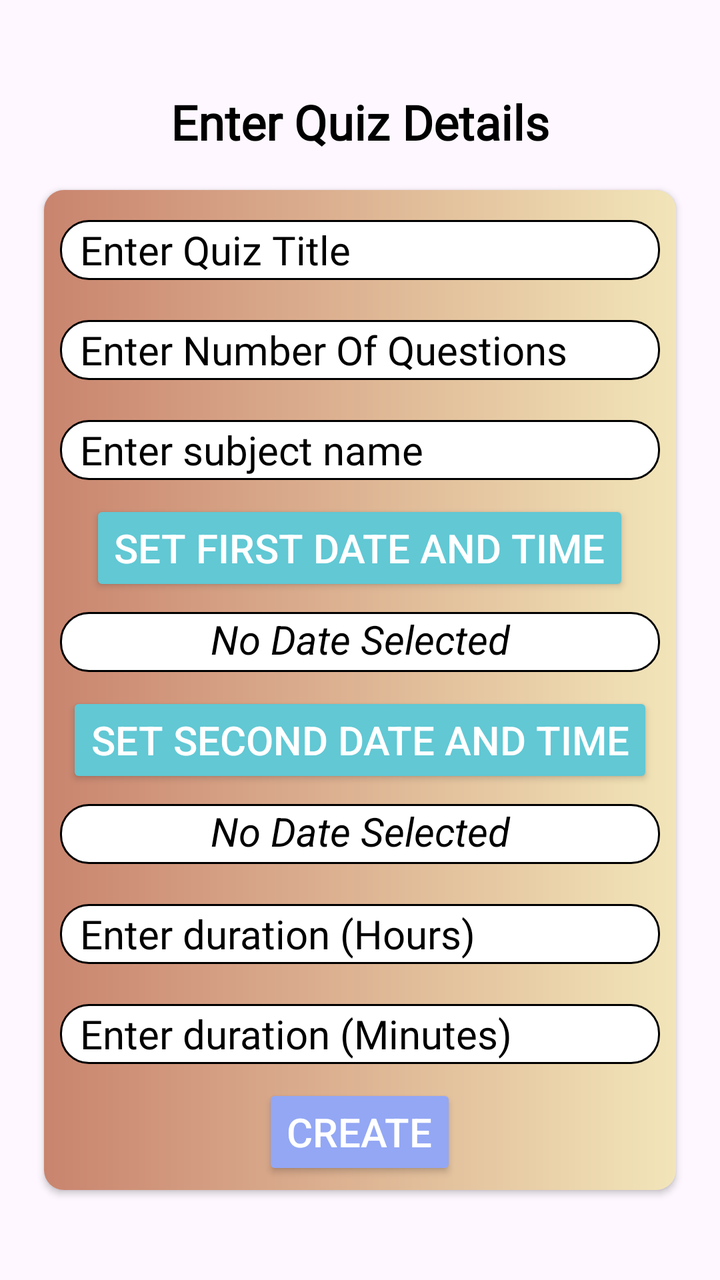
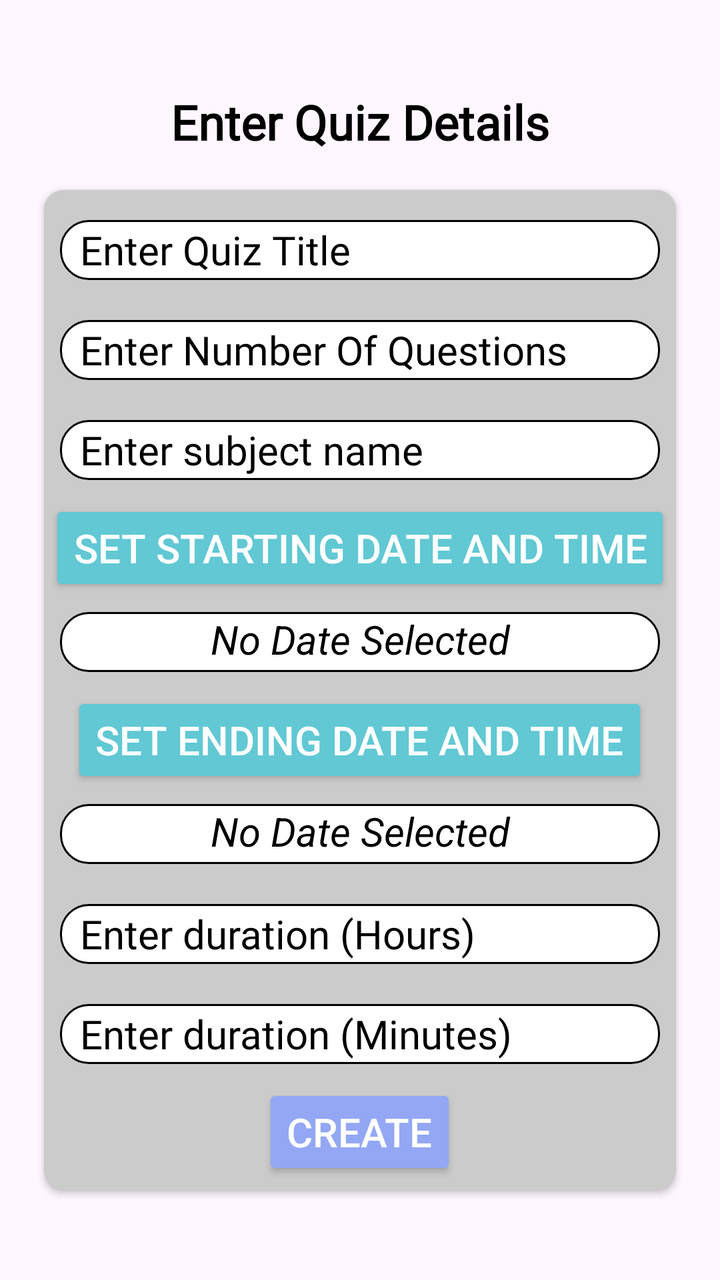

The first picture is an Android layout as it rendered before a commit; the second is the same layout after the commit. The layout source and the unified diff follow.
<!-- AndroidManifest.xml: application theme Theme.EduQuiz -->
<!-- res/layout/activity_create_quiz.xml -->
<?xml version="1.0" encoding="utf-8"?>
<LinearLayout xmlns:android="http://schemas.android.com/apk/res/android"
    xmlns:app="http://schemas.android.com/apk/res-auto"
    xmlns:tools="http://schemas.android.com/tools"
    android:orientation="vertical"
    android:layout_width="match_parent"
    android:layout_height="match_parent"
    android:gravity="center"
    tools:context=".teacheractivities.CreateQuizActivity">

    <TextView
        android:layout_width="wrap_content"
        android:layout_height="wrap_content"
        android:fontFamily="@font/adamina"
        android:text="Enter Quiz Details"
        android:textAlignment="center"
        android:textColor="@color/black"
        android:textSize="24dp"
        android:textStyle="bold" />

    <androidx.cardview.widget.CardView
        android:layout_width="match_parent"
        android:layout_height="500dp"
        android:backgroundTint="@color/gray2"
        app:cardCornerRadius="10dp"
        android:elevation="100dp"
        android:layout_marginLeft="22dp"
        android:layout_marginRight="22dp"
        android:layout_marginTop="18dp">

        <LinearLayout
            android:layout_width="match_parent"
            android:layout_height="match_parent"
            android:layout_gravity="center"
            android:gravity="center"
            android:background="@drawable/new_card_background"
            android:orientation="vertical">
            <EditText
                android:layout_width="300dp"
                android:layout_height="30dp"
                android:id="@+id/etcreatequizquiztitile"
                android:hint="Enter Quiz Title"
                android:paddingLeft="10dp"
                android:textSize="20dp"
                android:fontFamily="@font/alice"
                android:textColorHint="@color/black"
                android:textColor="@color/black"
                android:inputType="text"
                android:background="@drawable/edit2"
                android:layout_margin="10dp" />

            <EditText
                android:layout_width="300dp"
                android:layout_height="30dp"
                android:id="@+id/etcreatequiznoofquestions"
                android:hint="Enter Number Of Questions"
                android:paddingLeft="10dp"
                android:textSize="20dp"
                android:fontFamily="@font/alice"
                android:textColorHint="@color/black"
                android:textColor="@color/black"
                android:inputType="text"
                android:background="@drawable/edit2"
                android:layout_margin="10dp"/>

            <EditText
                android:layout_width="300dp"
                android:layout_height="30dp"
                android:id="@+id/etcreatequizsubjectname"
                android:hint="Enter subject name"
                android:paddingLeft="10dp"
                android:textSize="20dp"
                android:fontFamily="@font/alice"
                android:textColorHint="@color/black"
                android:textColor="@color/black"
                android:inputType="text"
                android:background="@drawable/edit2"
                android:layout_margin="10dp"/>

            
            <androidx.appcompat.widget.AppCompatButton
                android:id="@+id/btncreatequizschedulefirsttimeanddate"
                android:layout_width="wrap_content"
                    android:layout_height="wrap_content"
                android:text="Set First Date and Time"
                android:textSize="20dp"
                android:backgroundTint="@color/SkyBlue"
                android:textColor="@android:color/white"
                android:layout_marginBottom="8dp" />

            
            <TextView
                android:id="@+id/tvcreatequizdiplayscheduledfirsttimeanddate"
                android:layout_width="300dp"
                android:layout_height="30dp"
                android:text="No Date Selected"
                android:textSize="20dp"
                android:textAlignment="center"
                android:textStyle="italic"
                android:textColor="@color/black"
                android:background="@drawable/edit2"
                android:layout_marginBottom="10dp" />

            <androidx.appcompat.widget.AppCompatButton
                android:id="@+id/btncreatequizschedulesecondtimeanddate"
                android:layout_width="wrap_content"
                android:layout_height="wrap_content"
                android:text="Set Second Date and Time"
                android:textSize="20dp"
                android:backgroundTint="@color/SkyBlue"
                android:textColor="@android:color/white"
                android:layout_marginBottom="8dp" />

            
            <TextView
                android:id="@+id/tvcreatequizdiplayscheduledsecondtimeanddate"
                android:layout_width="300dp"
                android:layout_height="30dp"
                android:text="No Date Selected"
                android:textSize="20dp"
                android:textAlignment="center"
                android:textStyle="italic"
                android:textColor="@color/black"
                android:background="@drawable/edit2"
                android:layout_marginBottom="10dp" />

            <EditText
                android:layout_width="300dp"
                android:layout_height="30dp"
                android:id="@+id/etCreateQuizDurationHours"
                android:hint="Enter duration (Hours)"
                android:paddingLeft="10dp"
                android:textSize="20dp"
                android:fontFamily="@font/alice"
                android:textColorHint="@color/black"
                android:textColor="@color/black"
                android:inputType="number"
                android:background="@drawable/edit2"
                android:layout_margin="10dp"/>

            <EditText
                android:layout_width="300dp"
                android:layout_height="30dp"
                android:id="@+id/etCreateQuizDurationMinutes"
                android:hint="Enter duration (Minutes)"
                android:paddingLeft="10dp"
                android:textSize="20dp"
                android:fontFamily="@font/alice"
                android:textColorHint="@color/black"
                android:textColor="@color/black"
                android:inputType="number"
                android:background="@drawable/edit2"
                android:layout_margin="10dp"/>

            <androidx.appcompat.widget.AppCompatButton
                android:id="@+id/btncreatequizcreatequiz"
                android:layout_width="wrap_content"
                android:layout_height="wrap_content"
                android:layout_gravity="center"
                android:textSize="20dp"
                android:backgroundTint="@color/blue2"
                android:text="Create"
                android:textColor="@color/white"/>


        </LinearLayout>
    </androidx.cardview.widget.CardView>

</LinearLayout>
<!-- resources referenced by this layout -->
<resources>
  <color name="SkyBlue">#61C8D4</color>
  <color name="black">#FF000000</color>
  <color name="blue2">#93A7F4</color>
  <color name="gray2">#DAD7D7</color>
  <color name="white">#FFFFFFFF</color>
  <!-- drawable edit2 (drawable) -->
  <?xml version="1.0" encoding="utf-8"?>
  <shape xmlns:android="http://schemas.android.com/apk/res/android">
      <corners android:radius="14dp"/>
      <stroke android:color="@color/black" android:width="0.9dp"/>
      <solid android:color="@color/white"/>
      <size android:height="10dp"/>
  </shape>
  <!-- drawable new_card_background (drawable) -->
  <?xml version="1.0" encoding="utf-8"?>
  <shape xmlns:android="http://schemas.android.com/apk/res/android">
  
      <gradient
          android:startColor="@color/orange"
          android:endColor="@color/yellow" />
  
  </shape>
  <style name="Theme.EduQuiz" parent="Base.Theme.EduQuiz" />
  <color name="orange">#C9846E</color>
  <color name="yellow">#F2E5B9</color>
  <style name="Base.Theme.EduQuiz" parent="Theme.Material3.DayNight.NoActionBar">
          
          
      </style>
</resources>

<!-- the commit's change to res/layout/activity_create_quiz.xml (unified diff, before → after) -->
@@ -33,7 +33,7 @@
             android:layout_height="match_parent"
             android:layout_gravity="center"
             android:gravity="center"
-            android:background="@drawable/new_card_background"
+            android:background="#CBCBCB"
             android:orientation="vertical">
             <EditText
                 android:layout_width="300dp"
@@ -82,7 +82,7 @@
                 android:id="@+id/btncreatequizschedulefirsttimeanddate"
                 android:layout_width="wrap_content"
                     android:layout_height="wrap_content"
-                android:text="Set First Date and Time"
+                android:text="Set Starting Date and Time"
                 android:textSize="20dp"
                 android:backgroundTint="@color/SkyBlue"
                 android:textColor="@android:color/white"
@@ -105,7 +105,7 @@
                 android:id="@+id/btncreatequizschedulesecondtimeanddate"
                 android:layout_width="wrap_content"
                 android:layout_height="wrap_content"
-                android:text="Set Second Date and Time"
+                android:text="Set Ending Date and Time"
                 android:textSize="20dp"
                 android:backgroundTint="@color/SkyBlue"
                 android:textColor="@android:color/white"
<!-- resource entries referenced after the edit -->
@@ -13,18 +13,7 @@
       <solid android:color="@color/white"/>
       <size android:height="10dp"/>
   </shape>
-  <!-- drawable new_card_background (drawable) -->
-  <?xml version="1.0" encoding="utf-8"?>
-  <shape xmlns:android="http://schemas.android.com/apk/res/android">
-  
-      <gradient
-          android:startColor="@color/orange"
-          android:endColor="@color/yellow" />
-  
-  </shape>
   <style name="Theme.EduQuiz" parent="Base.Theme.EduQuiz" />
-  <color name="orange">#C9846E</color>
-  <color name="yellow">#F2E5B9</color>
   <style name="Base.Theme.EduQuiz" parent="Theme.Material3.DayNight.NoActionBar">
           
           
